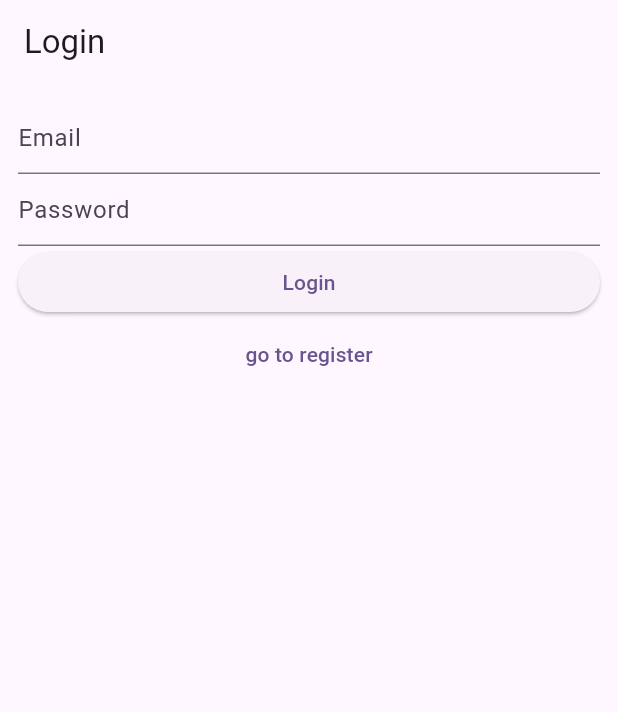
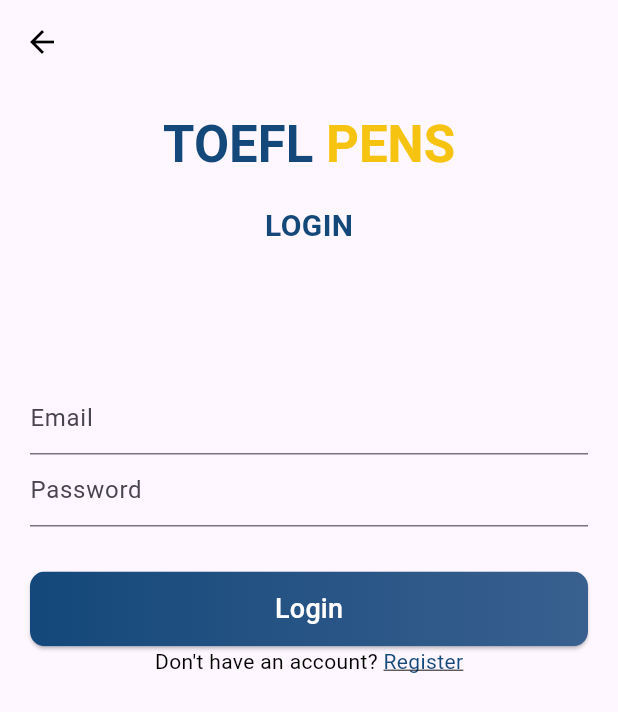
Before and after one commit to jhiven/toefl-app, a Flutter app: the screen it shows after launch, on a phone screen of 412 x 824 dp. Shown: the top 712 px of the screen. Run offline on Flutter 3.47's test engine with Material 3 defaults, Android fonts, the light colour scheme and no system bars; our stand-ins replace bloc, bot_toast, equatable, flutter_bloc, supabase_flutter; accounts and stored records are empty.

Commit message:
add login_scree

```diff
--- /dev/null
+++ b/devtools_options.yaml
@@ -0,0 +1 @@
+extensions:
--- a/lib/presentation/screens/login_screen.dart
+++ b/lib/presentation/screens/login_screen.dart
@@ -1,4 +1,6 @@
+import 'package:flutter/cupertino.dart';
 import 'package:flutter/material.dart';
+import 'package:flutter/widgets.dart';
 import 'package:flutter_bloc/flutter_bloc.dart';
 import 'package:toefl_app/domain/state/authentication_cubit.dart';
 import 'package:toefl_app/domain/state/user_cubit.dart';
@@ -62,12 +64,60 @@ class _LoginScreenState extends State<LoginScreen> {
       },
       child: Scaffold(
         appBar: AppBar(
-          title: const Text('Login'),
+          leading: const BackButton(
+            color: Colors.black,
           ),
-        body: Form(
+        ),
+        body: Column(
+          mainAxisAlignment:
+              MainAxisAlignment.start, // Mengatur posisi vertikal ke atas
+          crossAxisAlignment: CrossAxisAlignment.stretch,
+          children: [
+            Column(
+              mainAxisAlignment: MainAxisAlignment.center,
+              children: [
+                Center(
+                  child: Padding(
+                    padding: const EdgeInsets.only(top: 20),
+                    child: RichText(
+                      text: const TextSpan(
+                        style: TextStyle(
+                          fontSize: 34,
+                          fontWeight: FontWeight.bold,
+                        ),
+                        children: [
+                          TextSpan(
+                            text: 'TOEFL ',
+                            style: TextStyle(color: Color(0xFF14487A)),
+                          ),
+                          TextSpan(
+                            text: 'PENS',
+                            style: TextStyle(color: Color(0xFFF6C410)),
+                          ),
+                        ],
+                      ),
+                    ),
+                  ),
+                ),
+                const SizedBox(height: 20), // Menambahkan jarak antara teks
+                const Text(
+                  'LOGIN',
+                  style: TextStyle(
+                      color: Color(0xFF14487A),
+                      fontSize: 20,
+                      fontWeight: FontWeight.bold),
+                ),
+                const SizedBox(
+                    height: 70), // Menambahkan jarak antara judul dan form
+              ],
+            ),
+            Flexible(
+              child: SingleChildScrollView(
+                child: Form(
                   key: _formKey,
-          child: ListView(
-            padding: const EdgeInsets.all(12),
+                  child: Padding(
+                    padding: const EdgeInsets.all(20),
+                    child: Column(
                       children: [
                         TextFormField(
                           controller: _emailController,
@@ -94,7 +144,8 @@ class _LoginScreenState extends State<LoginScreen> {
                         ),
                         TextFormField(
                           controller: _passwordController,
-                decoration: const InputDecoration(hintText: 'Password'),
+                          decoration:
+                              const InputDecoration(hintText: 'Password'),
                           obscureText: true,
                           enableSuggestions: false,
                           autocorrect: false,
@@ -114,7 +165,14 @@ class _LoginScreenState extends State<LoginScreen> {
                             return null;
                           },
                         ),
-              ElevatedButton(
+                        Container(
+                          margin: const EdgeInsets.only(
+                              top:
+                                  30), // Memberikan jarak antara tombol "Login" dengan elemen di atasnya
+                          width: double
+                              .infinity, // Menentukan lebar sesuai dengan lebar layar
+                          height: 50, // Menentukan tinggi sesuai kebutuhan
+                          child: ElevatedButton(
                             onPressed: () {
                               if (_formKey.currentState!.validate()) {
                                 final email = _emailController.text;
@@ -126,11 +184,49 @@ class _LoginScreenState extends State<LoginScreen> {
                                     );
                               }
                             },
-                child: const Text('Login'),
+                            style: ElevatedButton.styleFrom(
+                              padding: const EdgeInsets.all(
+                                  0), // Menghilangkan padding bawaan ElevatedButton
+                              shape: RoundedRectangleBorder(
+                                borderRadius: BorderRadius.circular(
+                                    10), // Atur radius border
                               ),
-              TextButton(
-                child: const Text('go to register'),
-                onPressed: () {
+                            ),
+                            child: Ink(
+                              decoration: BoxDecoration(
+                                gradient: const LinearGradient(
+                                  colors: [
+                                    Color(0xff14487A),
+                                    Color(0xff39608F)
+                                  ], // Atur warna gradien
+                                  begin: Alignment.centerLeft,
+                                  end: Alignment.centerRight,
+                                ),
+                                borderRadius: BorderRadius.circular(
+                                    10), // Atur radius border
+                              ),
+                              child: Container(
+                                alignment: Alignment.center,
+                                child: const Text(
+                                  'Login',
+                                  style: TextStyle(
+                                    color: Colors.white, // Warna teks
+                                    fontSize: 18, // Ukuran font
+                                  ),
+                                ),
+                              ),
+                            ),
+                          ),
+                        ),
+                        Row(
+                          mainAxisAlignment: MainAxisAlignment.center,
+                          children: [
+                            const Text(
+                              'Don\'t have an account? ',
+                              style: TextStyle(color: Colors.black),
+                            ),
+                            GestureDetector(
+                              onTap: () {
                                 Navigator.pushReplacement(
                                   context,
                                   MaterialPageRoute(
@@ -140,11 +236,26 @@ class _LoginScreenState extends State<LoginScreen> {
                                   ),
                                 );
                               },
+                              child: const Text(
+                                'Register',
+                                style: TextStyle(
+                                  color: Color(0xff14487A), // Warna tautan
+                                  decoration: TextDecoration
+                                      .underline, // Garis bawah untuk menandakan tautan
+                                ),
+                              ),
+                            ),
+                          ],
                         ),
                       ],
                     ),
                   ),
                 ),
+              ),
+            ),
+          ],
+        ),
+      ),
     );
   }
 }
```
Lines whose indentation alone changed are shown as unchanged.
